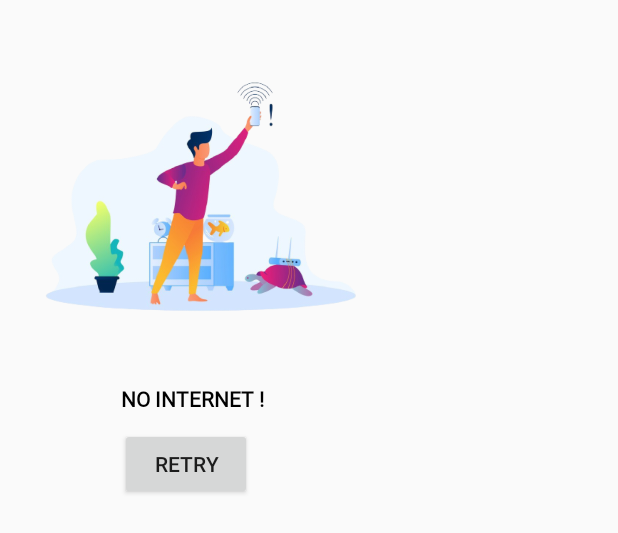
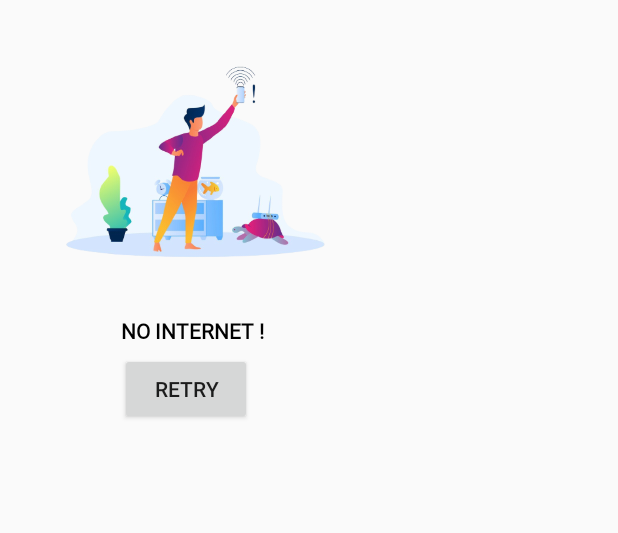
Before and after one commit to aman247av/Gurukul-Diploma, an Android app: the layout dialog_layout.xml on its own in the app's theme, with its tools: preview values and no code run, on a phone screen of 412 x 824 dp. Shown: the top 533 px of the screen. Run offline under Robolectric (Android 15) with nearby library versions, the light colour scheme and no system bars.

Commit message:
02/12/21(offline)

```diff
--- a/app/src/main/res/layout/dialog_layout.xml
+++ b/app/src/main/res/layout/dialog_layout.xml
@@ -8,11 +8,11 @@
 
     <ImageView
         android:id="@+id/dialog_text"
-        android:src="@drawable/no_internet"
         android:layout_width="240dp"
-        android:layout_height="240dp"
-        android:layout_margin="8dp"
-         />
+        android:layout_height="200dp"
+        android:layout_margin="5dp"
+
+        android:src="@drawable/no_internet" />
 
     <TextView
         android:id="@+id/img"
@@ -33,7 +33,7 @@
         android:layout_height="wrap_content"
         android:text="Retry"
         android:layout_marginStart="80dp"
-        android:layout_marginTop="10dp"
+        android:layout_marginTop="5dp"
         android:layout_below="@id/img"
         android:gravity="center"
         />
```
Also changed, not shown: 2581 other files.
